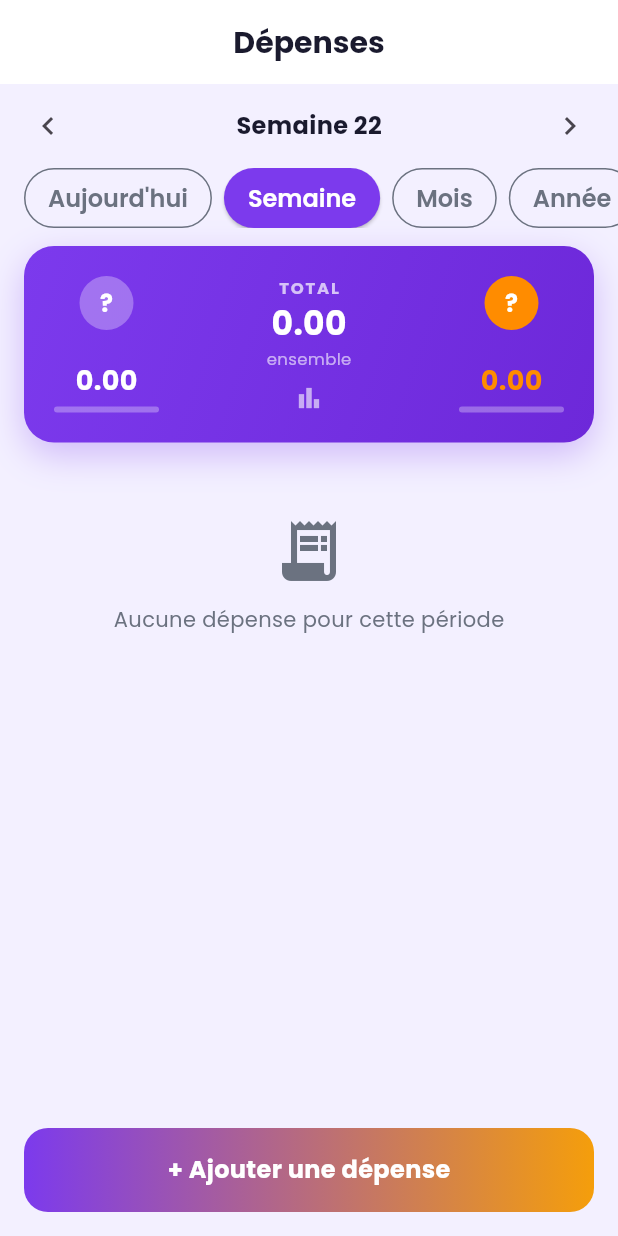
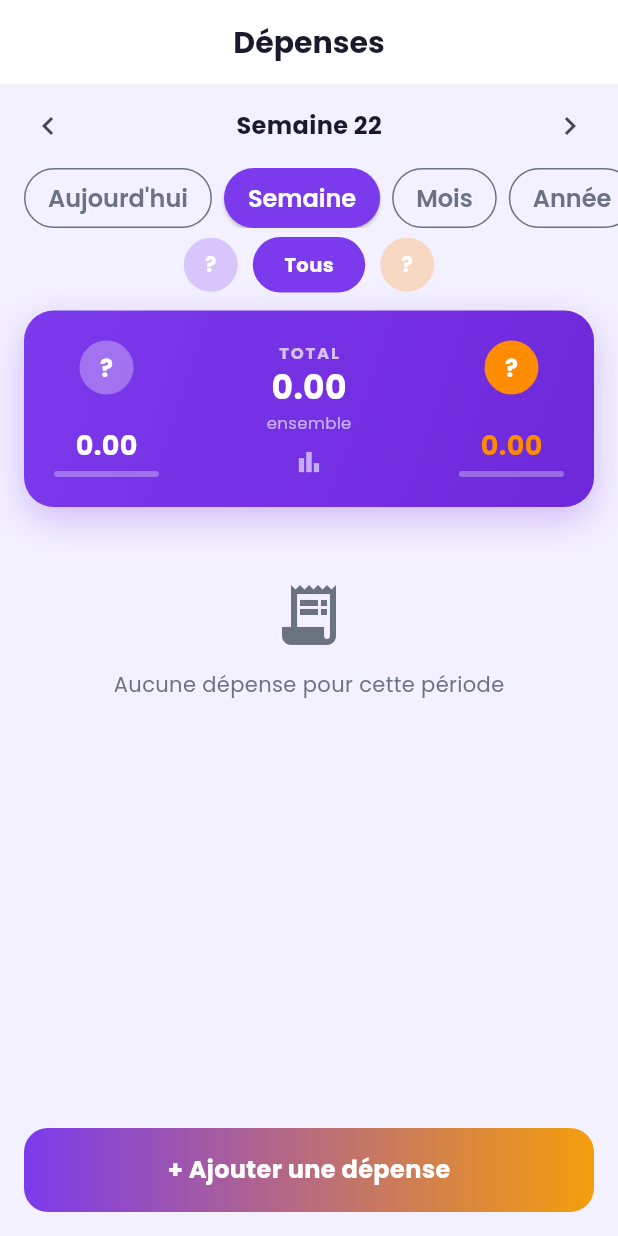
Before and after one commit to hamoudasamia1981-eng/wepact369, a Flutter app: the ExpensesScreen screen opened directly, after a tap on the "chevron left" icon, after a tap on the "chevron right" icon, after a tap on "Semaine", on a phone screen of 412 x 824 dp. Run offline on Flutter 3.47's test engine with Material 3 defaults, Android fonts, the phone set to English and light mode, and no system bars; our stand-ins replace cloud_firestore, firebase_auth, firebase_core, google_fonts, google_sign_in, shared_preferences; accounts and stored records are empty.

Commit message:
Add navigation, person filter, and full French translation
Navigation (Home stat cards):
- Tap 'Pacts proposés' -> PactsScreen En attente tab (index 1)
- Tap 'Pacts acceptés' -> PactsScreen À faire tab (index 0)
- Tap 'Ce mois-ci' -> ExpensesScreen with Mois filter
- Implemented via GlobalKey<PactsScreenState/ExpensesScreenState> +
  jumpToTab/jumpToFilter public methods; MainNavigation wires callbacks

ExpensesScreen:
- Default filter changed to 'Aujourd'hui'
- Person filter row: partner avatar (purple) | Tous (default) | my avatar (orange)
- Filters expense list and summary card by selected person
- Stores _partnerUid for person filtering

Profile: consolidate 3 pacts queries into 1 (avoids composite indexes)

forgot_password_screen: full French translation
- 'Reset Password' -> 'Mot de passe oublié'
- 'Forgot your password?' -> 'Mot de passe oublié ?'
- 'Send Reset Link' -> 'Envoyer le lien'
- 'Check your inbox' -> 'Vérifiez votre messagerie'
- 'Back to Login' -> 'Retour à la connexion'
- All validators and hints translated

Co-Authored-By: Claude Sonnet 4.6 <noreply@anthropic.com>

```diff
--- a/lib/screens/expenses_screen.dart
+++ b/lib/screens/expenses_screen.dart
@@ -6,11 +6,12 @@ import 'add_expense_screen.dart';
 
 class ExpensesScreen extends StatefulWidget {
   const ExpensesScreen({super.key});
+
   @override
-  State<ExpensesScreen> createState() => _ExpensesScreenState();
+  ExpensesScreenState createState() => ExpensesScreenState();
 }
 
-class _ExpensesScreenState extends State<ExpensesScreen> {
+class ExpensesScreenState extends State<ExpensesScreen> {
   static const _monthsFr = [
     'janvier', 'février', 'mars', 'avril', 'mai', 'juin',
     'juillet', 'août', 'septembre', 'octobre', 'novembre', 'décembre',
@@ -29,14 +30,24 @@ class _ExpensesScreenState extends State<ExpensesScreen> {
     'Autre': Color(0xFFF3F4F6),
   };
 
-  String _selectedFilter = 'Mois';
+  String _selectedFilter = "Aujourd'hui";
+  String _personFilter = 'tous'; // 'mine', 'tous', 'partner'
   DateTime _currentPeriod = DateTime.now();
   String? _firstName;
   String? _partnerFirstName;
   String? _coupleId;
   String _currency = '£';
   String? _currentUid;
+  String? _partnerUid;
   bool _isLoading = true;
+
+  /// Called by MainNavigation via GlobalKey to switch the date filter.
+  void jumpToFilter(String filter) {
+    setState(() {
+      _selectedFilter = filter;
+      _currentPeriod = DateTime.now();
+    });
+  }
 
   @override
   void initState() {
@@ -75,6 +86,7 @@ class _ExpensesScreenState extends State<ExpensesScreen> {
         _firstName = firstName;
         _currency = currency;
         _coupleId = ids.join('_');
+        _partnerUid = partnerId;
         _partnerFirstName =
             partnerDoc.data()?['firstName'] as String? ?? 'Partenaire';
         _isLoading = false;
@@ -193,6 +205,36 @@ class _ExpensesScreenState extends State<ExpensesScreen> {
     }
   }
 
+  Widget _personFilterChip({
+    required String initial,
+    required Color color,
+    required String value,
+  }) {
+    final selected = _personFilter == value;
+    return GestureDetector(
+      onTap: () => setState(() => _personFilter = value),
+      child: Container(
+        width: 36,
+        height: 36,
+        decoration: BoxDecoration(
+          shape: BoxShape.circle,
+          color: selected ? color : color.withAlpha(60),
+          border: selected ? Border.all(color: color, width: 2) : null,
+        ),
+        child: Center(
+          child: Text(
+            initial,
+            style: const TextStyle(
+              color: Colors.white,
+              fontWeight: FontWeight.bold,
+              fontSize: 14,
+            ),
+          ),
+        ),
+      ),
+    );
+  }
+
   @override
   Widget build(BuildContext context) {
     if (_isLoading) {
@@ -203,8 +245,6 @@ class _ExpensesScreenState extends State<ExpensesScreen> {
       );
     }
 
-    // Single-field query avoids composite index requirement.
-    // Date filtering is done client-side in the StreamBuilder builder.
     final stream = _coupleId != null
         ? FirebaseFirestore.instance
             .collection('expenses')
@@ -216,6 +256,12 @@ class _ExpensesScreenState extends State<ExpensesScreen> {
                 .where('createdBy', isEqualTo: _currentUid)
                 .snapshots()
             : null;
+
+    final partnerInitial = _partnerFirstName?.isNotEmpty == true
+        ? _partnerFirstName![0].toUpperCase()
+        : '?';
+    final myInitial =
+        _firstName?.isNotEmpty == true ? _firstName![0].toUpperCase() : '?';
 
     return Scaffold(
       backgroundColor: AppColors.background,
@@ -256,7 +302,7 @@ class _ExpensesScreenState extends State<ExpensesScreen> {
               ],
             ),
           ),
-          // Filter pills
+          // Date filter pills
           SingleChildScrollView(
             scrollDirection: Axis.horizontal,
             padding: const EdgeInsets.symmetric(horizontal: 16),
@@ -305,6 +351,58 @@ class _ExpensesScreenState extends State<ExpensesScreen> {
               }).toList(),
             ),
           ),
+          // Person filter (only when couple is linked)
+          if (_coupleId != null) ...[
+            const SizedBox(height: 6),
+            Row(
+              mainAxisAlignment: MainAxisAlignment.center,
+              children: [
+                // Partner avatar (A = purple)
+                _personFilterChip(
+                  initial: partnerInitial,
+                  color: AppColors.primary,
+                  value: 'partner',
+                ),
+                const SizedBox(width: 10),
+                // Tous (default)
+                GestureDetector(
+                  onTap: () => setState(() => _personFilter = 'tous'),
+                  child: Container(
+                    padding: const EdgeInsets.symmetric(
+                        horizontal: 20, vertical: 8),
+                    decoration: BoxDecoration(
+                      borderRadius: BorderRadius.circular(20),
+                      color: _personFilter == 'tous'
+                          ? AppColors.primary
+                          : AppColors.white,
+                      border: Border.all(
+                        color: _personFilter == 'tous'
+                            ? Colors.transparent
+                            : AppColors.textGrey.withAlpha(100),
+                      ),
+                    ),
+                    child: Text(
+                      'Tous',
+                      style: TextStyle(
+                        fontSize: 13,
+                        fontWeight: FontWeight.bold,
+                        color: _personFilter == 'tous'
+                            ? Colors.white
+                            : AppColors.textGrey,
+                      ),
+                    ),
+                  ),
+                ),
+                const SizedBox(width: 10),
+                // My avatar (S = orange)
+                _personFilterChip(
+                  initial: myInitial,
+                  color: AppColors.secondary,
+                  value: 'mine',
+                ),
+              ],
+            ),
+          ],
           const SizedBox(height: 4),
           // Content
           Expanded(
@@ -325,15 +423,27 @@ class _ExpensesScreenState extends State<ExpensesScreen> {
                             child: CircularProgressIndicator(
                                 color: AppColors.primary));
                       }
-                      // Filter by selected period client-side
                       final range = _getDateRange();
                       final docs = (snap.data?.docs ?? [])
                           .where((doc) {
-                            final ts = doc.data()['date'] as Timestamp?;
+                            // Date filter
+                            final ts =
+                                doc.data()['date'] as Timestamp?;
                             if (ts == null) return false;
                             final d = ts.toDate();
                             return !d.isBefore(range.start) &&
                                 !d.isAfter(range.end);
+                          })
+                          .where((doc) {
+                            // Person filter
+                            final by = doc.data()['createdBy'] as String?;
+                            if (_personFilter == 'mine') {
+                              return by == _currentUid;
+                            }
+                            if (_personFilter == 'partner') {
+                              return by == _partnerUid;
+                            }
+                            return true;
                           })
                           .toList()
                         ..sort((a, b) {
```
Also changed, not shown: lib/screens/forgot_password_screen.dart (+31 -24 lines), lib/screens/home_screen.dart (+18 -1 lines), lib/screens/main_navigation.dart (+24 -3 lines), lib/screens/pacts_screen.dart (+6 -2 lines), lib/screens/profile_screen.dart (+9 -10 lines).
